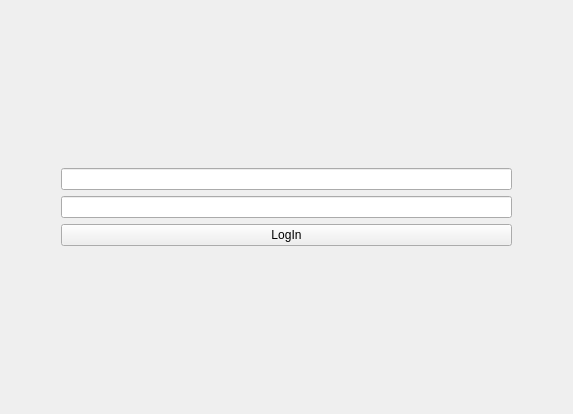
The window that gui/POVI/logintab.ui (Loptica23/POVI) describes before a commit, drawn with Qt 5.
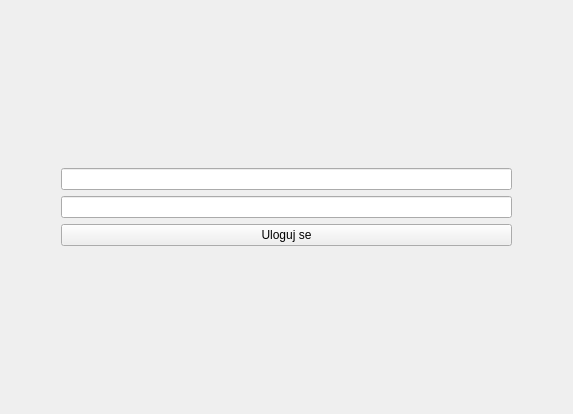
The same window after the commit.

```diff
--- a/gui/POVI/logintab.ui
+++ b/gui/POVI/logintab.ui
@@ -50,7 +50,7 @@
      <item row="3" column="0">
       <widget class="QPushButton" name="login">
        <property name="text">
-        <string>LogIn</string>
+        <string>Uloguj se</string>
        </property>
       </widget>
      </item>
```
